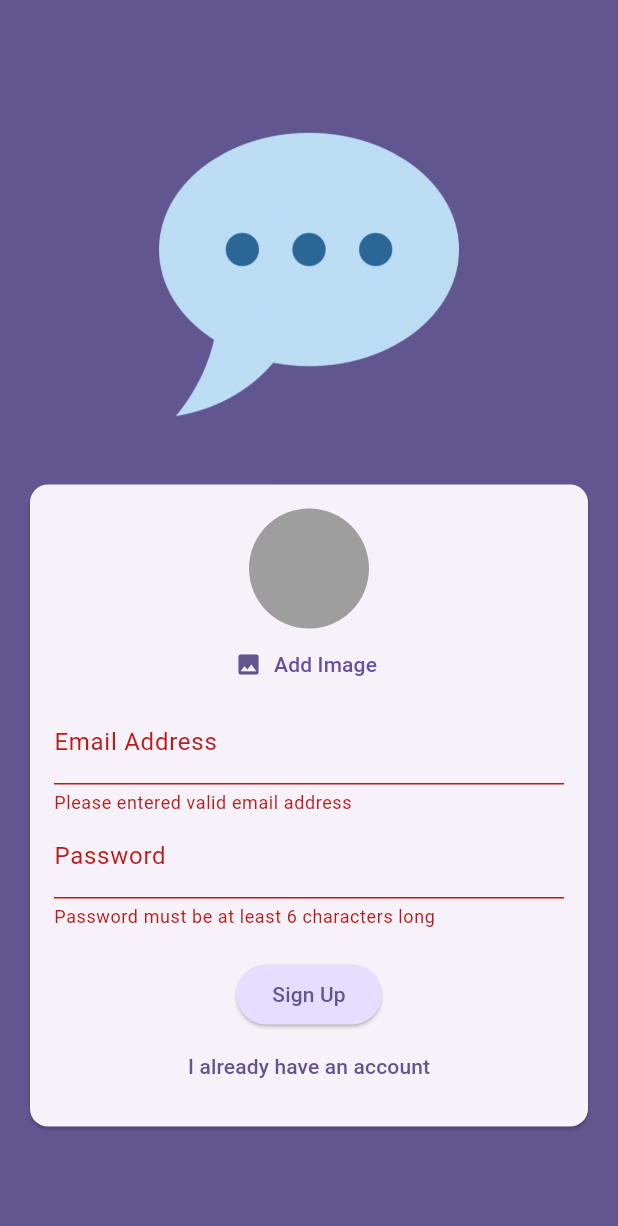
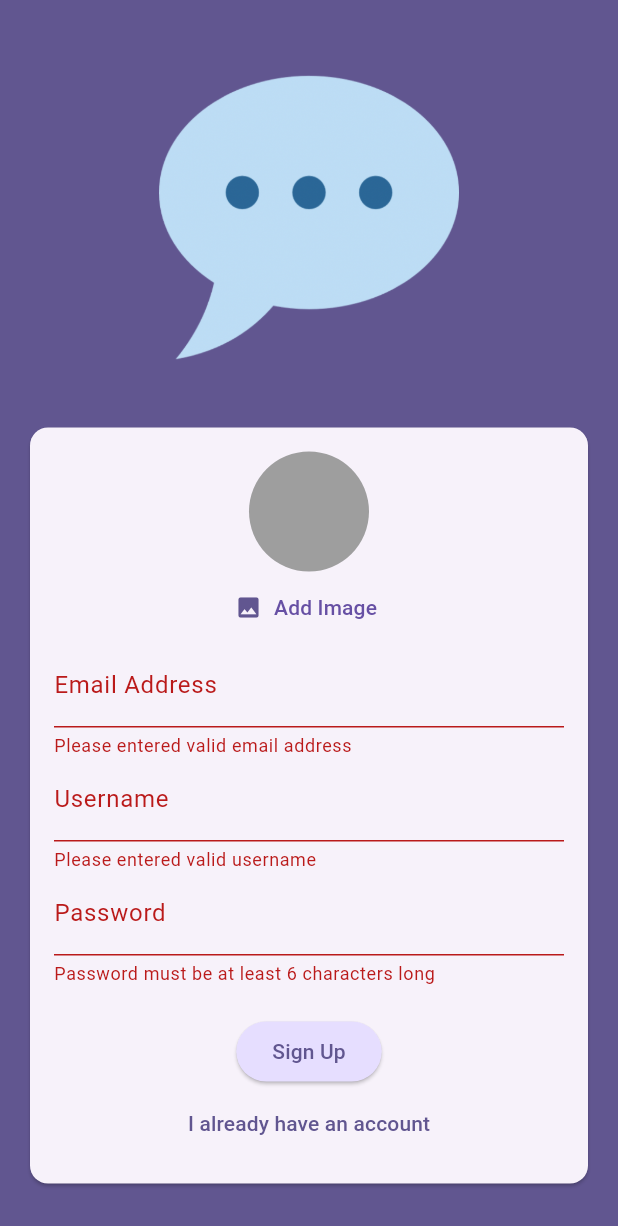
Before and after one commit to SrushtiKachhadiya/chat_app, a Flutter app: the screen it shows after launch, after a tap on "Log in", after a tap on "Create an account", after a tap on "Sign Up", on a phone screen of 412 x 824 dp. Shown: the top 1226 px of the screen. Run offline on Flutter 3.47's test engine with Material 3 defaults, Android fonts, the phone set to English and light mode, and no system bars; our stand-ins replace cloud_firestore, firebase_auth, firebase_core, firebase_storage, image_picker; accounts and stored records are empty.

Commit message:
Add Username TextField

```diff
--- a/lib/screens/auth.dart
+++ b/lib/screens/auth.dart
@@ -1,5 +1,6 @@
 import 'dart:io';
 import 'package:chat_app/widgets/user_image_picker.dart';
+import 'package:cloud_firestore/cloud_firestore.dart';
 import 'package:firebase_core/firebase_core.dart';
 import 'package:firebase_storage/firebase_storage.dart';
 import 'package:flutter/material.dart';
@@ -21,6 +22,7 @@ class _AuthScreenState extends State<AuthScreen> {
 
   var _enteredEmail = '';
   var _enteredPassword = '';
+  var _enteredUsername = '';
   File? _selectedImage;
   var _isAuthenticating = false;
 
@@ -49,7 +51,15 @@ class _AuthScreenState extends State<AuthScreen> {
             .child('${userCredentials.user!.uid}.jpg');
         await storageRef.putFile(_selectedImage!);
         final imageUrl = await storageRef.getDownloadURL();
-        print('imageURL --> ${imageUrl}');
+        FirebaseFirestore.instance
+            .collection('users')
+            .doc(userCredentials.user!.uid)
+            .set({
+          'username': _enteredUsername,
+          'email': _enteredEmail,
+          'password': _enteredPassword,
+          'image_url': imageUrl
+        });
       }
     } on FirebaseAuthException catch (error) {
       if (error.code == 'email-already-in-use') {
@@ -120,6 +130,22 @@ class _AuthScreenState extends State<AuthScreen> {
                               _enteredEmail = value!;
                             },
                           ),
+                          if (!_isLogin)
+                            TextFormField(
+                              decoration: const InputDecoration(
+                                labelText: 'Username',
+                              ),
+                              enableSuggestions: false,
+                              validator: (value) {
+                                if (value == null || value.trim().length < 4) {
+                                  return 'Please entered valid username';
+                                }
+                                return null;
+                              },
+                              onSaved: (value) {
+                                _enteredUsername = value!;
+                              },
+                            ),
                           TextFormField(
                             decoration: const InputDecoration(
                               labelText: 'Password',
@@ -138,7 +164,8 @@ class _AuthScreenState extends State<AuthScreen> {
                           const SizedBox(
                             height: 20,
                           ),
-                          if (_isAuthenticating) const CircularProgressIndicator(),
+                          if (_isAuthenticating)
+                            const CircularProgressIndicator(),
                           if (!_isAuthenticating)
                             ElevatedButton(
                               onPressed: _submitData,
```
